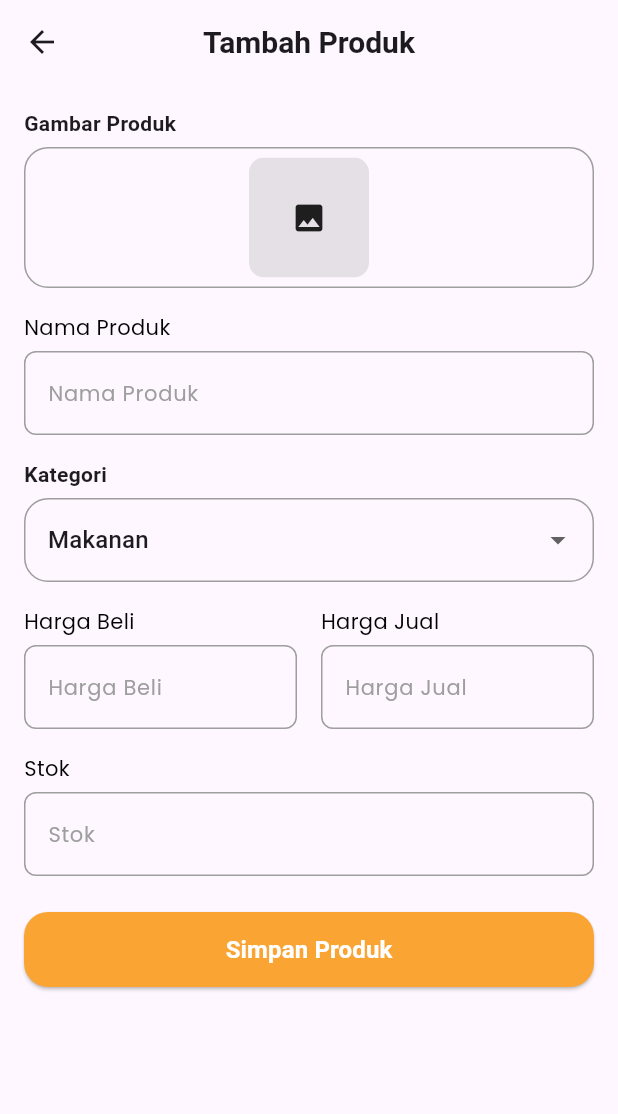
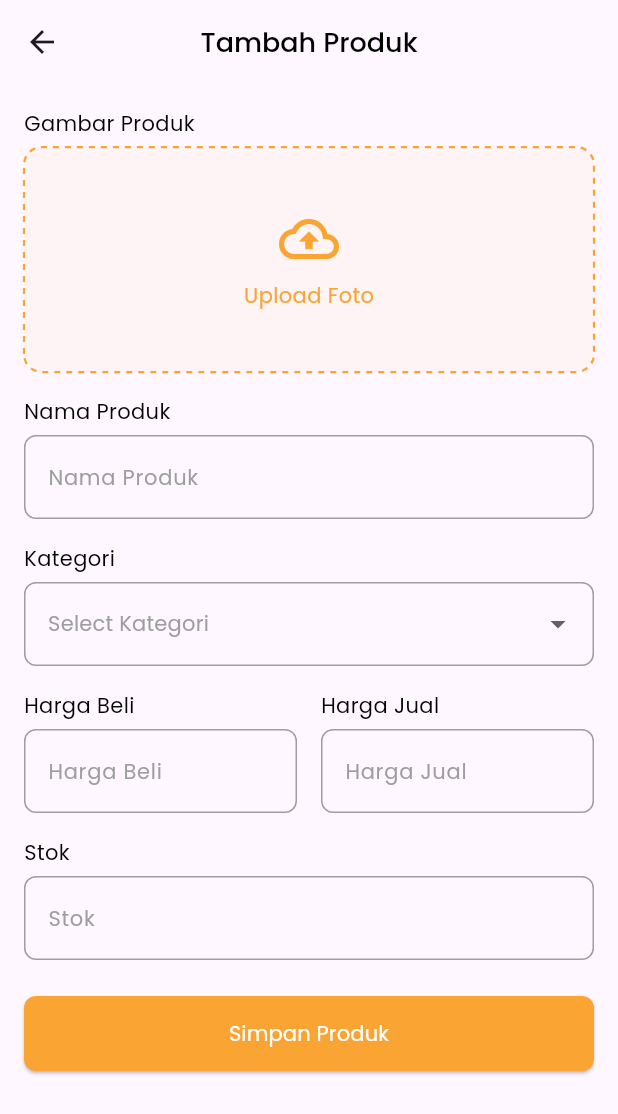
Before and after one commit to JinXVIII/FL-Kasirin-App, a Flutter app: the AddProductScreen screen opened by its route, on a phone screen of 412 x 824 dp. Shown: the top 1114 px of the screen. Run offline on Flutter 3.47's test engine with Material 3 defaults, Android fonts, the light colour scheme and no system bars; our stand-ins replace fl_chart, go_router, image_picker, shared_preferences; accounts and stored records are empty.

Commit message:
style(product): refactor UI components to use centralized theme styles

```diff
--- a/lib/presentations/screens/product/add_product_screen.dart
+++ b/lib/presentations/screens/product/add_product_screen.dart
@@ -1,6 +1,8 @@
 import 'package:flutter/material.dart';
 import 'package:go_router/go_router.dart';
 import 'package:image_picker/image_picker.dart';
+
+import '../../../cores/themes/text_styles.dart';
 
 import '../../widgets/custom_button.dart';
 import '../../widgets/custom_dropdown.dart';
@@ -22,7 +24,7 @@ class _AddProductScreenState extends State<AddProductScreen> {
   final _stockController = TextEditingController();
   final _imageUrlController = TextEditingController();
 
-  String _selectedCategory = 'Makanan';
+  String? _selectedCategory;
   final List<String> _categories = ['Makanan', 'Minuman', 'Snack', 'Lainnya'];
 
   @override
@@ -54,10 +56,7 @@ class _AddProductScreenState extends State<AddProductScreen> {
   Widget build(BuildContext context) {
     return Scaffold(
       appBar: AppBar(
-        title: const Text(
-          "Tambah Produk",
-          style: TextStyle(fontSize: 20, fontWeight: FontWeight.w600),
-        ),
+        title: const Text("Tambah Produk", style: AppTextStyles.titlePage),
         centerTitle: true,
       ),
       body: SingleChildScrollView(
--- a/lib/presentations/widgets/custom_button.dart
+++ b/lib/presentations/widgets/custom_button.dart
@@ -1,6 +1,7 @@
 import 'package:flutter/material.dart';
 
 import '../../cores/constants/colors.dart';
+import '../../cores/themes/text_styles.dart';
 
 enum ButtonStyle { filled, outlined }
 
@@ -13,11 +14,11 @@ class CustomButton extends StatelessWidget {
     this.color = AppColors.primary,
     this.textColor = Colors.white,
     this.width = double.infinity,
-    this.height = 50.0,
-    this.borderRadius = 16.0,
+    this.height = 50,
+    this.borderRadius = 8,
     this.icon,
     this.disabled = false,
-    this.fontSize = 16.0,
+    this.fontSize = 14,
   });
 
   const CustomButton.outlined({
@@ -28,11 +29,11 @@ class CustomButton extends StatelessWidget {
     this.color = AppColors.white,
     this.textColor = AppColors.primary,
     this.width = double.infinity,
-    this.height = 50.0,
-    this.borderRadius = 16.0,
+    this.height = 5,
+    this.borderRadius = 8,
     this.icon,
     this.disabled = false,
-    this.fontSize = 16.0,
+    this.fontSize = 14,
   });
 
   final Function() onPressed;
@@ -68,10 +69,15 @@ class CustomButton extends StatelessWidget {
                   if (icon != null) const SizedBox(width: 10.0),
                   Text(
                     label,
-                    style: TextStyle(
+                    // style: TextStyle(
+                    //   color: textColor,
+                    //   fontSize: fontSize,
+                    //   fontWeight: FontWeight.w600,
+                    // ),
+                    style: AppTextStyles.heading4.copyWith(
                       color: textColor,
                       fontSize: fontSize,
-                      fontWeight: FontWeight.w600,
+                      fontWeight: FontWeight.w400,
                     ),
                   ),
                 ],
@@ -93,10 +99,14 @@ class CustomButton extends StatelessWidget {
                   if (icon != null) const SizedBox(width: 10.0),
                   Text(
                     label,
-                    style: TextStyle(
+                    // style: TextStyle(
+                    //   color: textColor,
+                    //   fontSize: fontSize,
+                    //   fontWeight: FontWeight.w600,
+                    // ),
+                    style: AppTextStyles.heading4.copyWith(
                       color: textColor,
                       fontSize: fontSize,
-                      fontWeight: FontWeight.w600,
                     ),
                   ),
                 ],
--- a/lib/presentations/widgets/custom_dropdown.dart
+++ b/lib/presentations/widgets/custom_dropdown.dart
@@ -1,4 +1,6 @@
 import 'package:flutter/material.dart';
+
+import '../../cores/themes/text_styles.dart';
 
 class CustomDropdown<T> extends StatelessWidget {
   final T? value;
@@ -19,28 +21,38 @@ class CustomDropdown<T> extends StatelessWidget {
     return Column(
       crossAxisAlignment: CrossAxisAlignment.start,
       children: [
-        Text(
-          label,
-          style: const TextStyle(fontSize: 14, fontWeight: FontWeight.w700),
+        Text(label, style: AppTextStyles.bodyMedium),
+        const SizedBox(height: 6.0),
+
+        ButtonTheme(
+          alignedDropdown: true,
+          child: DropdownButtonFormField<T>(
+            isExpanded: true,
+            hint: Text(
+              'Select $label',
+              style: AppTextStyles.caption.copyWith(fontSize: 14),
             ),
-        const SizedBox(height: 6.0),
-        DropdownButtonFormField<T>(
             initialValue: value,
             onChanged: onChanged,
             items: items.map((T item) {
               return DropdownMenuItem<T>(
                 value: item,
-              child: Text(item.toString()),
+                child: Text(
+                  item.toString(),
+                  style: AppTextStyles.bodyMedium,
+                  overflow: TextOverflow.ellipsis,
+                ),
               );
             }).toList(),
             decoration: InputDecoration(
               border: OutlineInputBorder(
-              borderRadius: BorderRadius.circular(16.0),
+                borderRadius: BorderRadius.circular(8),
                 borderSide: const BorderSide(color: Colors.grey),
               ),
               enabledBorder: OutlineInputBorder(
-              borderRadius: BorderRadius.circular(16.0),
+                borderRadius: BorderRadius.circular(8),
                 borderSide: const BorderSide(color: Colors.grey),
+              ),
             ),
           ),
         ),
--- a/lib/presentations/widgets/image_picker_widget.dart
+++ b/lib/presentations/widgets/image_picker_widget.dart
@@ -4,17 +4,20 @@ import 'package:flutter/material.dart';
 import 'package:image_picker/image_picker.dart';
 
 import '../../cores/constants/colors.dart';
+import '../../cores/themes/text_styles.dart';
 
 class ImagePickerWidget extends StatefulWidget {
   final String label;
   final void Function(XFile? file) onChanged;
   final bool showLabel;
+  final String? hintText;
 
   const ImagePickerWidget({
     super.key,
     required this.label,
     required this.onChanged,
     this.showLabel = true,
+    this.hintText = 'Upload Foto',
   });
 
   @override
@@ -22,22 +25,22 @@ class ImagePickerWidget extends StatefulWidget {
 }
 
 class _ImagePickerWidgetState extends State<ImagePickerWidget> {
-  String? imagePath;
+  XFile? _imageFile;
 
   Future<void> _pickImage() async {
     final pickedFile = await ImagePicker().pickImage(
       source: ImageSource.gallery,
     );
 
+    if (pickedFile != null) {
       setState(() {
-      if (pickedFile != null) {
-        imagePath = pickedFile.path;
-        widget.onChanged(pickedFile);
+        _imageFile = pickedFile;
+      });
+      widget.onChanged(_imageFile);
     } else {
       debugPrint('No image selected.');
       widget.onChanged(null);
     }
-    });
   }
 
   @override
@@ -46,38 +49,52 @@ class _ImagePickerWidgetState extends State<ImagePickerWidget> {
       crossAxisAlignment: CrossAxisAlignment.start,
       children: [
         if (widget.showLabel) ...[
-          Text(
-            widget.label,
-            style: const TextStyle(fontSize: 14, fontWeight: FontWeight.w700),
-          ),
+          Text(widget.label, style: AppTextStyles.bodyMedium),
           const SizedBox(height: 6.0),
         ],
         GestureDetector(
           onTap: _pickImage,
+          child: CustomPaint(
+            painter: DashedRectPainter(
+              color: AppColors.primary,
+              strokeWidth: 1.5,
+              gap: 4.0,
+            ),
             child: Container(
-            padding: const EdgeInsets.all(6.0),
+              height: 150,
+              width: double.infinity,
               decoration: BoxDecoration(
-              borderRadius: BorderRadius.circular(16.0),
-              border: Border.all(color: Colors.grey),
+                borderRadius: BorderRadius.circular(8),
+                color: Colors.orange.withAlpha(10),
               ),
-            child: Row(
+              child: _imageFile != null
+                  ? ClipRRect(
+                      borderRadius: BorderRadius.circular(8),
+                      child: Image.file(
+                        File(_imageFile!.path),
+                        fit: BoxFit.cover,
+                      ),
+                    )
+                  : Center(
+                      child: Column(
                         mainAxisAlignment: MainAxisAlignment.center,
                         children: [
-                SizedBox(
-                  width: 80.0,
-                  height: 80.0,
-                  child: ClipRRect(
-                    borderRadius: BorderRadius.circular(10.0),
-                    child: imagePath != null
-                        ? Image.file(File(imagePath!), fit: BoxFit.cover)
-                        : Container(
-                            padding: const EdgeInsets.all(16.0),
-                            color: AppColors.black.withAlpha(25),
-                            child: const Icon(Icons.image),
+                          Icon(
+                            Icons.cloud_upload_outlined,
+                            size: 40,
+                            color: AppColors.primary,
                           ),
+                          const SizedBox(height: 8.0),
+
+                          Text(
+                            widget.hintText!,
+                            style: AppTextStyles.bodyMedium.copyWith(
+                              color: AppColors.primary,
                             ),
                           ),
                         ],
+                      ),
+                    ),
             ),
           ),
         ),
@@ -85,3 +102,47 @@ class _ImagePickerWidgetState extends State<ImagePickerWidget> {
     );
   }
 }
+
+class DashedRectPainter extends CustomPainter {
+  final Color color;
+  final double strokeWidth;
+  final double gap;
+
+  DashedRectPainter({
+    this.color = Colors.black,
+    this.strokeWidth = 2.0,
+    this.gap = 5.0,
+  });
+
+  @override
+  void paint(Canvas canvas, Size size) {
+    final paint = Paint()
+      ..color = color
+      ..strokeWidth = strokeWidth
+      ..style = PaintingStyle.stroke;
+
+    final path = Path();
+    path.addRRect(
+      RRect.fromRectAndRadius(
+        Rect.fromLTWH(0, 0, size.width, size.height),
+        const Radius.circular(12.0),
+      ),
+    );
+
+    final dashPath = Path();
+    double distance = 0.0;
+    for (final pathMetric in path.computeMetrics()) {
+      while (distance < pathMetric.length) {
+        dashPath.addPath(
+          pathMetric.extractPath(distance, distance + gap),
+          Offset.zero,
+        );
+        distance += gap * 2;
+      }
+    }
+    canvas.drawPath(dashPath, paint);
+  }
+
+  @override
+  bool shouldRepaint(CustomPainter oldDelegate) => false;
+}
```
Lines whose indentation alone changed are shown as unchanged.
